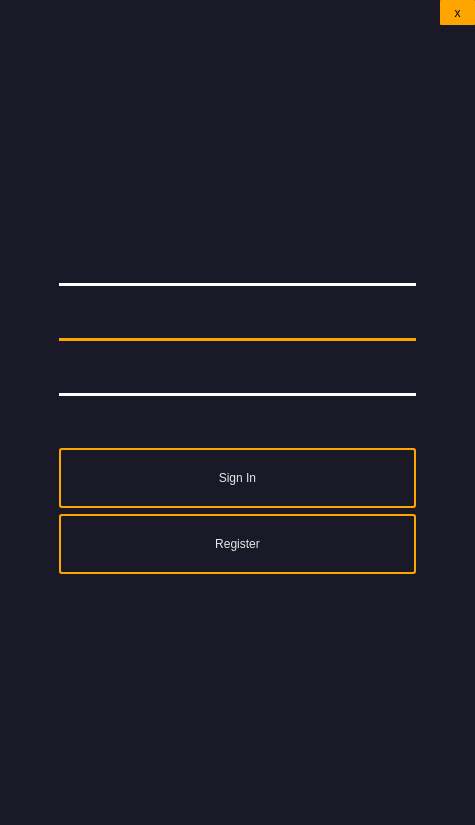
AFEXX666/App_cotizaciones, file login_form.ui: the form before one commit.
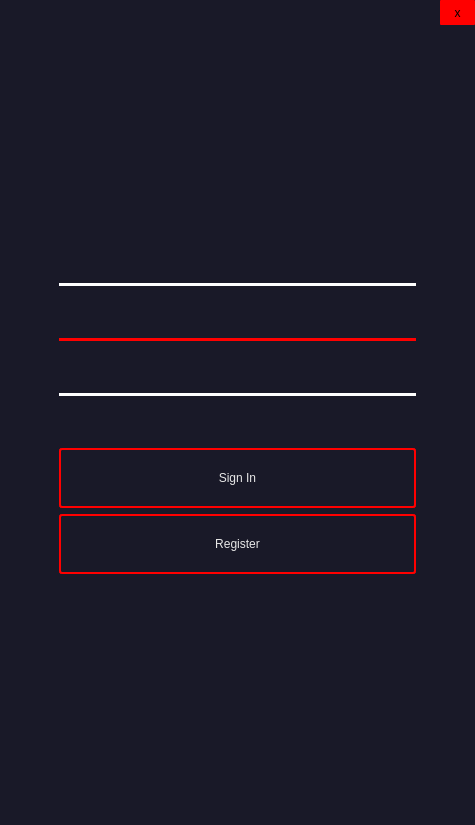
The form after the commit. Icons and pictures are not drawn.

Diff of the .ui file:
```diff
--- a/login_form.ui
+++ b/login_form.ui
@@ -71,7 +71,7 @@
           </property>
           <property name="styleSheet">
            <string notr="true">color: black;
-background-color: orange;
+background-color: #FF0000;
 font: 12pt &quot;Arial&quot;;
 border-radius: 1px;
 </string>
@@ -234,7 +234,7 @@
             <item row="3" column="0" colspan="2">
              <widget class="Line" name="line_2">
               <property name="styleSheet">
-               <string notr="true">border: 2px solid orange;</string>
+               <string notr="true">border: 2px solid #FF0000;</string>
               </property>
               <property name="orientation">
                <enum>Qt::Horizontal</enum>
@@ -271,7 +271,7 @@
               <property name="styleSheet">
                <string notr="true">color: rgb(231, 231, 231);
 font: 17pt &quot;Verdana&quot;;
-border: 2px solid orange;
+border: 2px solid #FF0000;
 padding: 5px;
 border-radius: 3px;
 opacity: 200;
@@ -302,7 +302,7 @@
               <property name="styleSheet">
                <string notr="true">color: rgb(231, 231, 231);
 font: 17pt &quot;Verdana&quot;;
-border: 2px solid orange;
+border: 2px solid #FF0000;
 padding: 5px;
 border-radius: 3px;
 opacity: 200;
```
Left out of the diff: 2 changed lines with no effect on the pictures.
